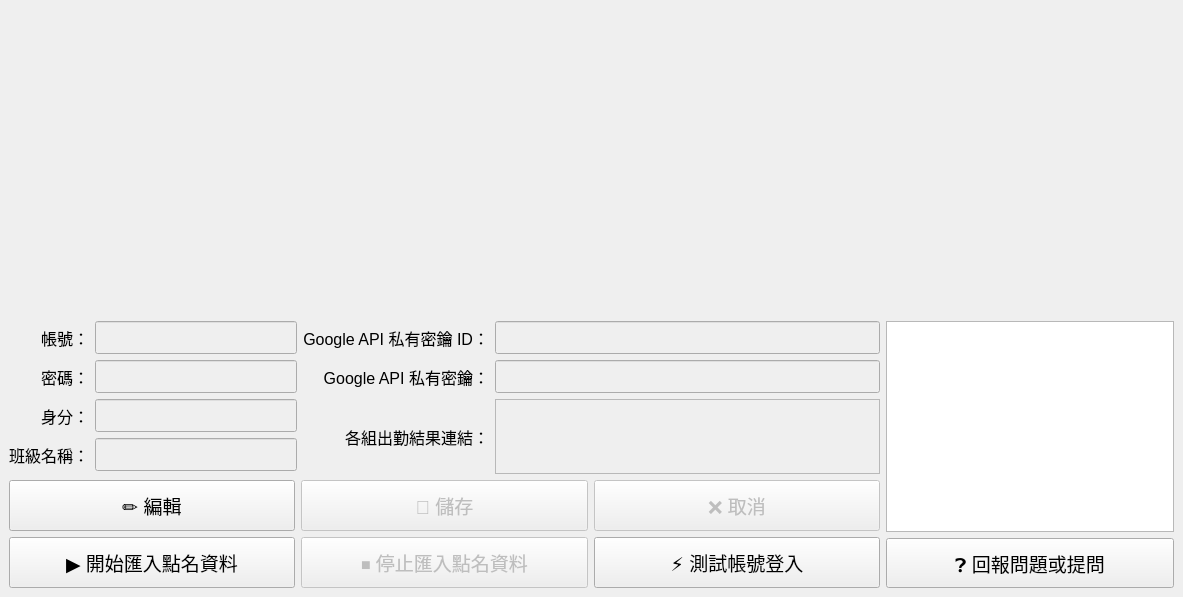
Old version of the form packages/blisswisdom_roll_call_assistant_desktop/ui/main_window.ui in the repository blisswisdom-students/blisswisdom-roll-call-assistant.
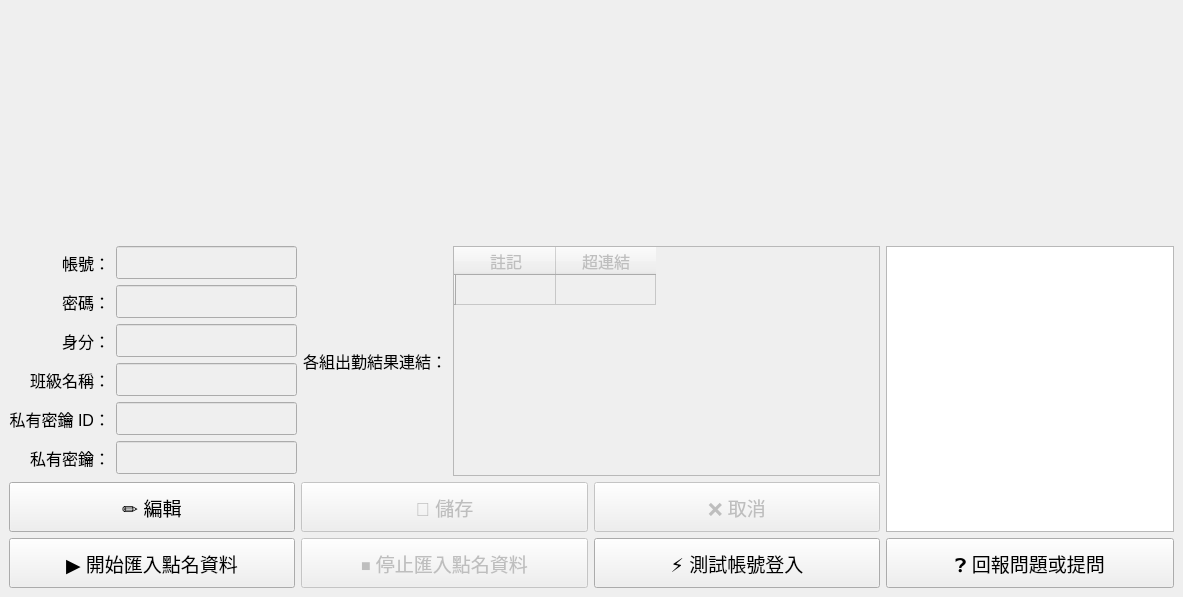
New version of the form. Custom widgets are drawn as their Qt base class.

Commit message: Improve the report link edit UI

```diff
--- a/packages/blisswisdom_roll_call_assistant_desktop/ui/main_window.ui
+++ b/packages/blisswisdom_roll_call_assistant_desktop/ui/main_window.ui
@@ -18,16 +18,40 @@
   <widget class="QWidget" name="centralwidget">
    <layout class="QGridLayout" name="gridLayout_2">
     <item row="0" column="0">
-     <layout class="QGridLayout" name="gridLayout" rowstretch="6,0,3,0,0,0,1,1" columnstretch="1,0,0,2,0,0,0,1">
+     <layout class="QGridLayout" name="gridLayout" rowstretch="100,0,100,0,0,0,1,1" columnstretch="1,0,0,2,0,0,0,1">
       <item row="5" column="0" rowspan="2" colspan="7">
        <layout class="QGridLayout" name="gridLayout_5">
+        <item row="0" column="0">
+         <widget class="QPushButton" name="edit_push_button">
+          <property name="sizePolicy">
+           <sizepolicy hsizetype="Ignored" vsizetype="Fixed">
+            <horstretch>0</horstretch>
+            <verstretch>0</verstretch>
+           </sizepolicy>
+          </property>
+          <property name="minimumSize">
+           <size>
+            <width>0</width>
+            <height>50</height>
+           </size>
+          </property>
+          <property name="font">
+           <font>
+            <pointsize>14</pointsize>
+           </font>
+          </property>
+          <property name="text">
+           <string>✏️ 編輯</string>
+          </property>
+         </widget>
+        </item>
         <item row="0" column="2">
          <widget class="QPushButton" name="cancel_push_button">
           <property name="enabled">
            <bool>false</bool>
           </property>
           <property name="sizePolicy">
-           <sizepolicy hsizetype="Ignored" vsizetype="Minimum">
+           <sizepolicy hsizetype="Ignored" vsizetype="Fixed">
             <horstretch>0</horstretch>
             <verstretch>0</verstretch>
            </sizepolicy>
@@ -54,7 +78,7 @@
            <bool>false</bool>
           </property>
           <property name="sizePolicy">
-           <sizepolicy hsizetype="Ignored" vsizetype="Minimum">
+           <sizepolicy hsizetype="Ignored" vsizetype="Fixed">
             <horstretch>0</horstretch>
             <verstretch>0</verstretch>
            </sizepolicy>
@@ -75,30 +99,6 @@
           </property>
          </widget>
         </item>
-        <item row="0" column="0">
-         <widget class="QPushButton" name="edit_push_button">
-          <property name="sizePolicy">
-           <sizepolicy hsizetype="Ignored" vsizetype="Minimum">
-            <horstretch>0</horstretch>
-            <verstretch>0</verstretch>
-           </sizepolicy>
-          </property>
-          <property name="minimumSize">
-           <size>
-            <width>0</width>
-            <height>50</height>
-           </size>
-          </property>
-          <property name="font">
-           <font>
-            <pointsize>14</pointsize>
-           </font>
-          </property>
-          <property name="text">
-           <string>✏️ 編輯</string>
-          </property>
-         </widget>
-        </item>
        </layout>
       </item>
       <item row="2" column="0" rowspan="3" colspan="2">
@@ -118,6 +118,39 @@
           </property>
          </widget>
         </item>
+        <item row="3" column="0">
+         <widget class="QLabel" name="class_name_label">
+          <property name="font">
+           <font>
+            <pointsize>12</pointsize>
+           </font>
+          </property>
+          <property name="text">
+           <string>班級名稱：</string>
+          </property>
+          <property name="alignment">
+           <set>Qt::AlignRight|Qt::AlignTrailing|Qt::AlignVCenter</set>
+          </property>
+         </widget>
+        </item>
+        <item row="4" column="1">
+         <widget class="QLineEdit" name="google_api_private_key_id_line_edit">
+          <property name="enabled">
+           <bool>false</bool>
+          </property>
+          <property name="minimumSize">
+           <size>
+            <width>0</width>
+            <height>33</height>
+           </size>
+          </property>
+          <property name="font">
+           <font>
+            <pointsize>12</pointsize>
+           </font>
+          </property>
+         </widget>
+        </item>
         <item row="0" column="1">
          <widget class="QLineEdit" name="account_line_edit">
           <property name="enabled">
@@ -166,42 +199,6 @@
           </property>
          </widget>
         </item>
-        <item row="3" column="0">
-         <widget class="QLabel" name="class_name_label">
-          <property name="font">
-           <font>
-            <pointsize>12</pointsize>
-           </font>
-          </property>
-          <property name="text">
-           <string>班級名稱：</string>
-          </property>
-          <property name="alignment">
-           <set>Qt::AlignRight|Qt::AlignTrailing|Qt::AlignVCenter</set>
-          </property>
-         </widget>
-        </item>
-        <item row="1" column="1">
-         <widget class="QLineEdit" name="password_line_edit">
-          <property name="enabled">
-           <bool>false</bool>
-          </property>
-          <property name="minimumSize">
-           <size>
-            <width>0</width>
-            <height>33</height>
-           </size>
-          </property>
-          <property name="font">
-           <font>
-            <pointsize>12</pointsize>
-           </font>
-          </property>
-          <property name="echoMode">
-           <enum>QLineEdit::PasswordEchoOnEdit</enum>
-          </property>
-         </widget>
-        </item>
         <item row="3" column="1">
          <widget class="QLineEdit" name="class_name_line_edit">
           <property name="enabled">
@@ -220,6 +217,27 @@
           </property>
          </widget>
         </item>
+        <item row="1" column="1">
+         <widget class="QLineEdit" name="password_line_edit">
+          <property name="enabled">
+           <bool>false</bool>
+          </property>
+          <property name="minimumSize">
+           <size>
+            <width>0</width>
+            <height>33</height>
+           </size>
+          </property>
+          <property name="font">
+           <font>
+            <pointsize>12</pointsize>
+           </font>
+          </property>
+          <property name="echoMode">
+           <enum>QLineEdit::PasswordEchoOnEdit</enum>
+          </property>
+         </widget>
+        </item>
         <item row="2" column="1">
          <widget class="QLineEdit" name="character_line_edit">
           <property name="enabled">
@@ -238,6 +256,57 @@
           </property>
          </widget>
         </item>
+        <item row="4" column="0">
+         <widget class="QLabel" name="google_api_private_key_id_label">
+          <property name="font">
+           <font>
+            <pointsize>12</pointsize>
+           </font>
+          </property>
+          <property name="text">
+           <string>私有密鑰 ID：</string>
+          </property>
+          <property name="alignment">
+           <set>Qt::AlignRight|Qt::AlignTrailing|Qt::AlignVCenter</set>
+          </property>
+         </widget>
+        </item>
+        <item row="5" column="0">
+         <widget class="QLabel" name="google_api_private_key_label">
+          <property name="font">
+           <font>
+            <pointsize>12</pointsize>
+           </font>
+          </property>
+          <property name="text">
+           <string>私有密鑰：</string>
+          </property>
+          <property name="alignment">
+           <set>Qt::AlignRight|Qt::AlignTrailing|Qt::AlignVCenter</set>
+          </property>
+         </widget>
+        </item>
+        <item row="5" column="1">
+         <widget class="QLineEdit" name="google_api_private_key_line_edit">
+          <property name="enabled">
+           <bool>false</bool>
+          </property>
+          <property name="minimumSize">
+           <size>
+            <width>0</width>
+            <height>33</height>
+           </size>
+          </property>
+          <property name="font">
+           <font>
+            <pointsize>12</pointsize>
+           </font>
+          </property>
+          <property name="echoMode">
+           <enum>QLineEdit::PasswordEchoOnEdit</enum>
+          </property>
+         </widget>
+        </item>
        </layout>
       </item>
       <item row="7" column="0" colspan="7">
@@ -245,7 +314,7 @@
         <item>
          <widget class="QPushButton" name="start_push_button">
           <property name="sizePolicy">
-           <sizepolicy hsizetype="Ignored" vsizetype="Minimum">
+           <sizepolicy hsizetype="Ignored" vsizetype="Fixed">
             <horstretch>0</horstretch>
             <verstretch>0</verstretch>
            </sizepolicy>
@@ -272,7 +341,7 @@
            <bool>false</bool>
           </property>
           <property name="sizePolicy">
-           <sizepolicy hsizetype="Ignored" vsizetype="Minimum">
+           <sizepolicy hsizetype="Ignored" vsizetype="Fixed">
             <horstretch>0</horstretch>
             <verstretch>0</verstretch>
            </sizepolicy>
@@ -296,7 +365,7 @@
         <item>
          <widget class="QPushButton" name="log_in_push_button">
           <property name="sizePolicy">
-           <sizepolicy hsizetype="Ignored" vsizetype="Minimum">
+           <sizepolicy hsizetype="Ignored" vsizetype="Fixed">
             <horstretch>0</horstretch>
             <verstretch>0</verstretch>
            </sizepolicy>
@@ -321,56 +390,8 @@
       </item>
       <item row="2" column="2" rowspan="3" colspan="5">
        <layout class="QGridLayout" name="gridLayout_4">
-        <item row="1" column="0">
-         <widget class="QLabel" name="google_api_private_key_label">
-          <property name="font">
-           <font>
-            <pointsize>12</pointsize>
-           </font>
-          </property>
-          <property name="text">
-           <string>Google API 私有密鑰：</string>
-          </property>
-          <property name="alignment">
-           <set>Qt::AlignRight|Qt::AlignTrailing|Qt::AlignVCenter</set>
-          </property>
-         </widget>
-        </item>
-        <item row="1" column="1">
-         <widget class="QLineEdit" name="google_api_private_key_line_edit">
-          <property name="enabled">
-           <bool>false</bool>
-          </property>
-          <property name="minimumSize">
-           <size>
-            <width>0</width>
-            <height>33</height>
-           </size>
-          </property>
-          <property name="font">
-           <font>
-            <pointsize>12</pointsize>
-           </font>
-          </property>
-          <property name="echoMode">
-           <enum>QLineEdit::PasswordEchoOnEdit</enum>
-          </property>
-         </widget>
-        </item>
-        <item row="2" column="1">
-         <widget class="QPlainTextEdit" name="attendance_urls_plain_text_edit">
-          <property name="enabled">
-           <bool>false</bool>
-          </property>
-          <property name="font">
-           <font>
-            <pointsize>12</pointsize>
-           </font>
-          </property>
-         </widget>
-        </item>
         <item row="2" column="0">
-         <widget class="QLabel" name="attendance_form_links_label">
+         <widget class="QLabel" name="attendance_report_sheet_links_label">
           <property name="font">
            <font>
             <pointsize>12</pointsize>
@@ -384,37 +405,41 @@
           </property>
          </widget>
         </item>
-        <item row="0" column="0">
-         <widget class="QLabel" name="google_api_private_key_id_label">
-          <property name="font">
-           <font>
-            <pointsize>12</pointsize>
-           </font>
-          </property>
-          <property name="text">
-           <string>Google API 私有密鑰 ID：</string>
-          </property>
-          <property name="alignment">
-           <set>Qt::AlignRight|Qt::AlignTrailing|Qt::AlignVCenter</set>
-          </property>
-         </widget>
-        </item>
-        <item row="0" column="1">
-         <widget class="QLineEdit" name="google_api_private_key_id_line_edit">
+        <item row="2" column="1">
+         <widget class="QTableWidget" name="attendance_report_sheet_links_table_widget">
           <property name="enabled">
            <bool>false</bool>
           </property>
-          <property name="minimumSize">
-           <size>
-            <width>0</width>
-            <height>33</height>
-           </size>
-          </property>
           <property name="font">
            <font>
             <pointsize>12</pointsize>
            </font>
           </property>
+          <row>
+           <property name="text">
+            <string/>
+           </property>
+          </row>
+          <column>
+           <property name="text">
+            <string>註記</string>
+           </property>
+          </column>
+          <column>
+           <property name="text">
+            <string>超連結</string>
+           </property>
+          </column>
+          <item row="0" column="0">
+           <property name="text">
+            <string/>
+           </property>
+          </item>
+          <item row="0" column="1">
+           <property name="text">
+            <string/>
+           </property>
+          </item>
          </widget>
         </item>
        </layout>
@@ -458,7 +483,7 @@
         <item row="1" column="0">
          <widget class="QPushButton" name="help_push_button">
           <property name="sizePolicy">
-           <sizepolicy hsizetype="Ignored" vsizetype="Minimum">
+           <sizepolicy hsizetype="Ignored" vsizetype="Fixed">
             <horstretch>0</horstretch>
             <verstretch>0</verstretch>
            </sizepolicy>
```
Left out of the diff: 12 changed lines with no effect on the pictures. The commit also changes 5 other files.
